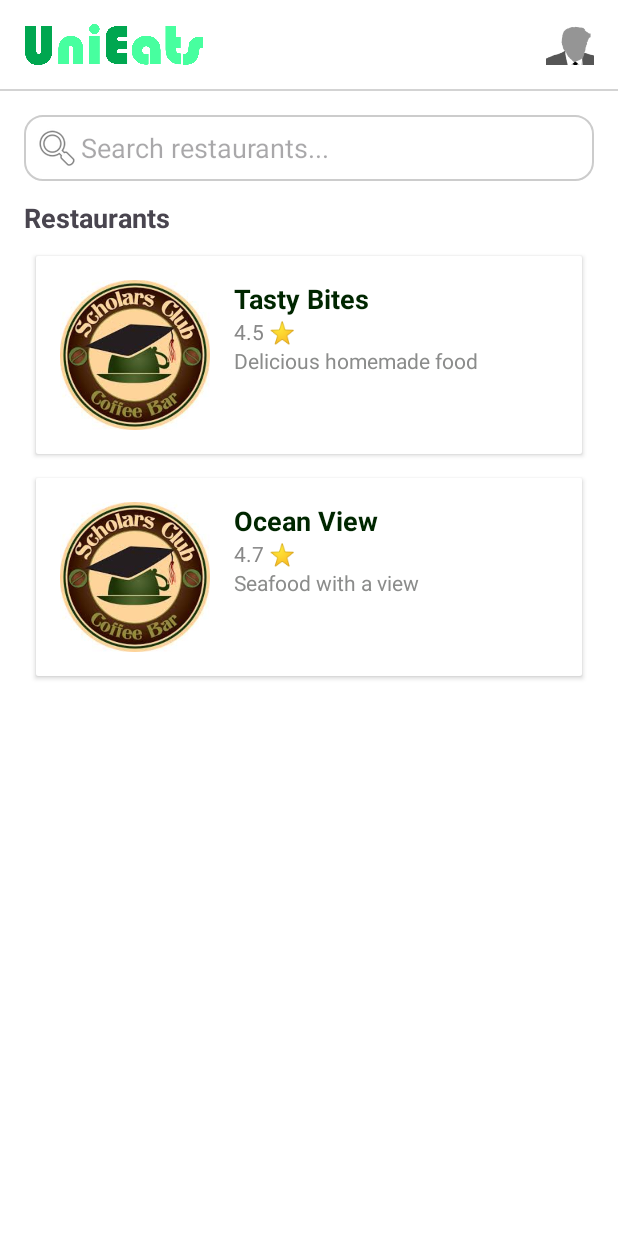
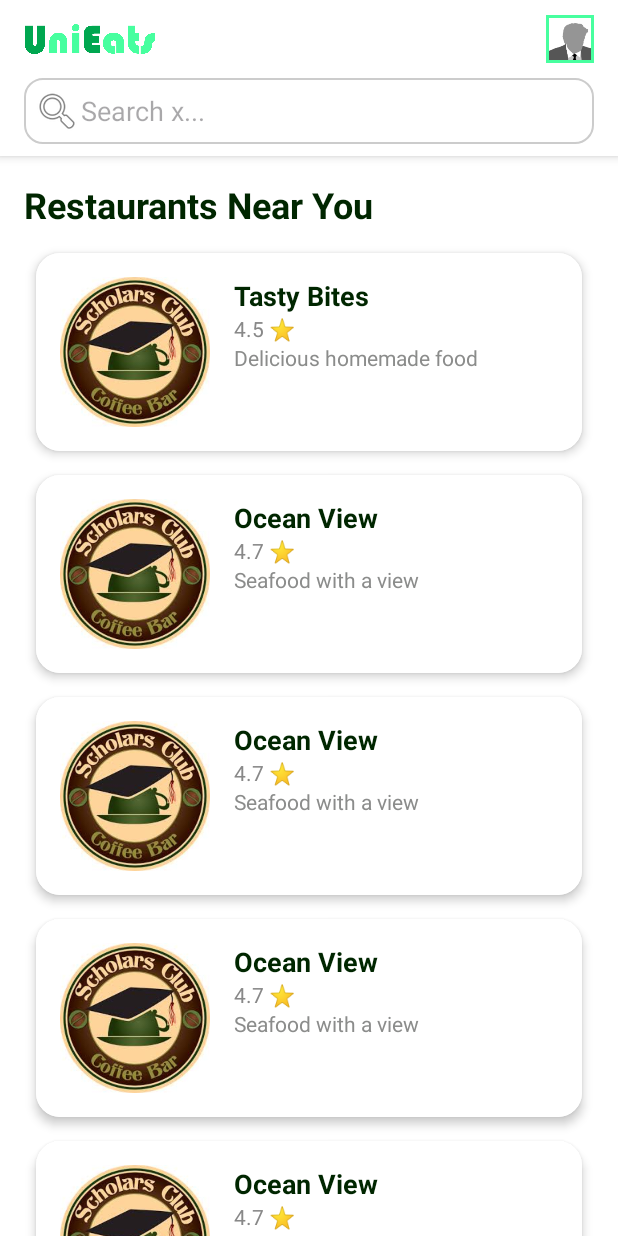
Before and after one commit to kylehellstrom-22343261/CS4084-Group_27, an Android app: the screen it shows after launch (MainActivity), on a phone screen of 412 x 824 dp. Run offline under Robolectric (Android 15) with nearby library versions, the light colour scheme and no system bars.

Commit message:
added profile and other small changes

```diff
--- a/app/src/main/AndroidManifest.xml
+++ b/app/src/main/AndroidManifest.xml
@@ -21,6 +21,10 @@
                 <category android:name="android.intent.category.LAUNCHER" />
             </intent-filter>
         </activity>
+        <activity
+            android:name=".view.activity.ProfileActivity"
+            android:exported="true"></activity>
+
     </application>
 
 </manifest>
--- a/app/src/main/java/com/example/unieats/controller/RestaurantController.java
+++ b/app/src/main/java/com/example/unieats/controller/RestaurantController.java
@@ -12,6 +12,9 @@ public class RestaurantController {
         List<Restaurant> list = new ArrayList<>();
         list.add(new Restaurant("Tasty Bites", "Delicious homemade food", 4.5, R.drawable.scholars_club));
         list.add(new Restaurant("Ocean View", "Seafood with a view", 4.7, R.drawable.scholars_club));
+        list.add(new Restaurant("Ocean View", "Seafood with a view", 4.7, R.drawable.scholars_club));
+        list.add(new Restaurant("Ocean View", "Seafood with a view", 4.7, R.drawable.scholars_club));
+        list.add(new Restaurant("Ocean View", "Seafood with a view", 4.7, R.drawable.scholars_club));
 
         return list;
     }
--- a/app/src/main/java/com/example/unieats/view/activity/MainActivity.java
+++ b/app/src/main/java/com/example/unieats/view/activity/MainActivity.java
@@ -1,11 +1,9 @@
 package com.example.unieats.view.activity;
 
-import android.os.Build;
+import android.content.Intent;
 import android.os.Bundle;
 import android.view.View;
-import android.widget.TextView;
-
-import androidx.activity.EdgeToEdge;
+import android.widget.ImageButton;
 import androidx.appcompat.app.AppCompatActivity;
 import androidx.core.graphics.Insets;
 import androidx.core.view.ViewCompat;
@@ -19,12 +17,14 @@ public class MainActivity extends AppCompatActivity {
     @Override
     protected void onCreate(Bundle savedInstanceState) {
         super.onCreate(savedInstanceState);
-        if (Build.VERSION.SDK_INT >= Build.VERSION_CODES.M) {
-            View decor = getWindow().getDecorView();
-            decor.setSystemUiVisibility(View.SYSTEM_UI_FLAG_LIGHT_STATUS_BAR);
-//            getWindow().setStatusBarColor(Color.WHITE); // Optional: Set status bar background to white
-        }
-//        EdgeToEdge.enable(this);
+
+
+
+
+        // Activity time bar colour
+        View decor = getWindow().getDecorView();
+        decor.setSystemUiVisibility(View.SYSTEM_UI_FLAG_LIGHT_STATUS_BAR);
+
         setContentView(R.layout.activity_main);
         ViewCompat.setOnApplyWindowInsetsListener(findViewById(R.id.fragment_container), (v, insets) -> {
             Insets systemBars = insets.getInsets(WindowInsetsCompat.Type.systemBars());
@@ -35,5 +35,19 @@ public class MainActivity extends AppCompatActivity {
         getSupportFragmentManager().beginTransaction()
                 .replace(R.id.fragment_container, new RestaurantFragment())
                 .commit();
+
+
+        // Find the profile button by ID
+        ImageButton profileButton = findViewById(R.id.profileButton);
+
+        // Set click listener for the profile button
+        profileButton.setOnClickListener(new View.OnClickListener() {
+            @Override
+            public void onClick(View v) {
+                // Start the ProfileActivity
+                Intent intent = new Intent(MainActivity.this, ProfileActivity.class);
+                startActivity(intent);
+            }
+        });
     }
 }
--- /dev/null
+++ b/app/src/main/java/com/example/unieats/view/activity/ProfileActivity.java
@@ -0,0 +1,21 @@
+package com.example.unieats.view.activity;
+
+import android.os.Bundle;
+import android.view.View;
+
+import androidx.appcompat.app.AppCompatActivity;
+
+import com.example.unieats.R;
+
+public class ProfileActivity extends AppCompatActivity {
+
+
+    @Override
+    protected void onCreate(Bundle savedInstanceState) {
+        super.onCreate(savedInstanceState);
+        // Activity time bar colour
+        View decor = getWindow().getDecorView();
+        decor.setSystemUiVisibility(View.SYSTEM_UI_FLAG_LIGHT_STATUS_BAR);
+        setContentView(R.layout.activity_profile); // Create the layout for your profile page
+    }
+}
--- a/app/src/main/java/com/example/unieats/view/adapter/RestaurantAdapter.java
+++ b/app/src/main/java/com/example/unieats/view/adapter/RestaurantAdapter.java
@@ -14,7 +14,10 @@ import com.example.unieats.model.Restaurant;
 
 import java.util.List;
 
-public class RestaurantAdapter extends RecyclerView.Adapter<RestaurantAdapter.ViewHolder> {
+public class RestaurantAdapter extends RecyclerView.Adapter<RecyclerView.ViewHolder> {
+
+    private static final int TYPE_HEADER = 0;
+    private static final int TYPE_RESTAURANT = 1;
 
     private final List<Restaurant> restaurantList;
     private final OnRestaurantClickListener listener;
@@ -23,14 +26,54 @@ public class RestaurantAdapter extends RecyclerView.Adapter<RestaurantAdapter.Vi
         this.restaurantList = restaurants;
         this.listener = listener;
     }
-    public interface OnRestaurantClickListener {
-        void onRestaurantClick(Restaurant restaurant);
+
+    @Override
+    public int getItemViewType(int position) {
+        return position == 0 ? TYPE_HEADER : TYPE_RESTAURANT;
     }
-    public static class ViewHolder extends RecyclerView.ViewHolder {
+
+    @Override
+    public int getItemCount() {
+        return restaurantList.size() + 1; // +1 for header
+    }
+
+    @NonNull
+    @Override
+    public RecyclerView.ViewHolder onCreateViewHolder(@NonNull ViewGroup parent, int viewType) {
+        if (viewType == TYPE_HEADER) {
+            View view = LayoutInflater.from(parent.getContext())
+                    .inflate(R.layout.item_restaurant_header, parent, false);
+            return new HeaderViewHolder(view);
+        } else {
+            View view = LayoutInflater.from(parent.getContext())
+                    .inflate(R.layout.item_restaurant, parent, false);
+            return new RestaurantViewHolder(view);
+        }
+    }
+
+    @Override
+    public void onBindViewHolder(@NonNull RecyclerView.ViewHolder holder, int position) {
+        if (holder instanceof RestaurantViewHolder) {
+            Restaurant restaurant = restaurantList.get(position - 1); // offset by 1
+            RestaurantViewHolder vh = (RestaurantViewHolder) holder;
+
+            vh.name.setText(restaurant.getBusinessName());
+            vh.description.setText(restaurant.getDescription());
+            vh.rating.setText(String.format("%.1f ⭐", restaurant.getRating()));
+            vh.image.setImageResource(restaurant.getImage());
+
+            vh.itemView.setOnClickListener(v -> {
+                if (listener != null) listener.onRestaurantClick(restaurant);
+            });
+        }
+    }
+
+    // --- ViewHolders ---
+    static class RestaurantViewHolder extends RecyclerView.ViewHolder {
         TextView name, description, rating;
         ImageView image;
 
-        public ViewHolder(View view) {
+        public RestaurantViewHolder(View view) {
             super(view);
             name = view.findViewById(R.id.restaurant_name);
             description = view.findViewById(R.id.restaurant_description);
@@ -39,32 +82,14 @@ public class RestaurantAdapter extends RecyclerView.Adapter<RestaurantAdapter.Vi
         }
     }
 
-    @NonNull
-    @Override
-    public RestaurantAdapter.ViewHolder onCreateViewHolder(@NonNull ViewGroup parent, int viewType) {
-        View view = LayoutInflater.from(parent.getContext())
-                .inflate(R.layout.item_restaurant, parent, false);
-        return new ViewHolder(view);
+    static class HeaderViewHolder extends RecyclerView.ViewHolder {
+        public HeaderViewHolder(View view) {
+            super(view);
+            // Can add logic here if you want the header to be dynamic
+        }
     }
 
-    @Override
-    public void onBindViewHolder(@NonNull RestaurantAdapter.ViewHolder holder, int position) {
-        Restaurant restaurant = restaurantList.get(position);
-        holder.name.setText(restaurant.getBusinessName());
-        holder.description.setText(restaurant.getDescription());
-        holder.rating.setText(String.format("%.1f ⭐", restaurant.getRating()));
-        holder.image.setImageResource(restaurant.getImage());
-
-        // listener to change fragment to menu
-        holder.itemView.setOnClickListener(view -> {
-            if (listener != null) {
-                listener.onRestaurantClick(restaurant);
-            }
-        });
-    }
-
-    @Override
-    public int getItemCount() {
-        return restaurantList.size();
+    public interface OnRestaurantClickListener {
+        void onRestaurantClick(Restaurant restaurant);
     }
 }
--- a/app/src/main/res/drawable/circle_border.xml
+++ /dev/null
@@ -1,8 +0,0 @@
-<?xml version="1.0" encoding="utf-8"?>
-<shape xmlns:android="http://schemas.android.com/apk/res/android"
-    android:shape="oval">
-    <solid android:color="@android:color/white" /> <!-- Background inside circle -->
-    <stroke
-        android:width="2dp"
-        android:color="#CCCCCC" /> <!-- Border color -->
-</shape>
--- a/app/src/main/res/layout/activity_main.xml
+++ b/app/src/main/res/layout/activity_main.xml
@@ -1,45 +1,74 @@
 <LinearLayout xmlns:android="http://schemas.android.com/apk/res/android"
-    android:orientation="vertical"
-    android:background="#FFFFFF"
     android:layout_width="match_parent"
     android:layout_height="match_parent"
-    >
+    android:background="#FFFFFF"
+    android:orientation="vertical">
 
-    <!-- Header: Logo & Profile -->
+
+    <!-- Header with shadow -->
+    <FrameLayout
+        android:layout_width="match_parent"
+        android:layout_height="wrap_content"
+        android:background="#FFFFFF"
+        android:elevation="4dp">
+
+        <!-- Make Vertical -->
+        <LinearLayout
+            android:layout_width="match_parent"
+            android:layout_height="match_parent"
+            android:orientation="vertical">
+            <!-- Logo and Dropdown -->
             <LinearLayout
                 android:layout_width="match_parent"
                 android:layout_height="wrap_content"
+                android:gravity="center_vertical"
                 android:orientation="horizontal"
-        android:gravity="center_vertical"
-        android:paddingVertical="16dp"
-        android:paddingHorizontal="16dp">
+                >
 
+                <!-- Logo -->
                 <ImageView
                     android:layout_width="120dp"
                     android:layout_height="wrap_content"
                     android:adjustViewBounds="true"
+                    android:contentDescription="@string/unieats_logo"
                     android:src="@drawable/unieats_logo"
-            android:contentDescription="UniEats Logo"/>
+                    android:padding="16dp" />
 
                 <View
                     android:layout_width="0dp"
                     android:layout_height="1dp"
                     android:layout_weight="1" />
 
-        <ImageView
+                <!-- Profile -->
+                <ImageButton
+                    android:id="@+id/profileButton"
                     android:layout_width="32dp"
-            android:layout_height="match_parent"
+                    android:layout_height="32dp"
                     android:src="@drawable/default_pfp"
-            android:scaleType="centerCrop" />
+                    android:contentDescription="profile"
+                    android:layout_gravity="center"
+                    android:layout_marginEnd="16dp"
+                    android:scaleType="fitCenter"
+                    android:background="@color/uelime"
+                    android:padding="2dp"
+                    />
+
             </LinearLayout>
 
-    <!-- Divider -->
-    <View
+            <!-- Search Bar -->
+            <EditText
+                android:id="@+id/searchBar"
                 android:layout_width="match_parent"
-        android:layout_height="1dp"
-        android:background="#D3D3D3"
-        android:layout_marginBottom="16dp"
-        />
+                android:layout_height="wrap_content"
+                android:layout_marginHorizontal="16dp"
+                android:layout_marginBottom="8dp"
+                android:background="@drawable/search_bar_bg"
+                android:drawableStart="@android:drawable/ic_menu_search"
+                android:hint="Search x..."
+                android:padding="6dp" />
+
+        </LinearLayout>
+    </FrameLayout>
 
     <!-- Fragment Container -->
         <FrameLayout
@@ -47,7 +76,5 @@
             android:layout_width="match_parent"
             android:layout_height="0dp"
             android:layout_weight="1"
-        android:paddingHorizontal="16dp"
-        />
-
+            android:paddingHorizontal="16dp" />
 </LinearLayout>
--- /dev/null
+++ b/app/src/main/res/layout/activity_profile.xml
@@ -0,0 +1,27 @@
+<LinearLayout xmlns:android="http://schemas.android.com/apk/res/android"
+    android:layout_width="match_parent"
+    android:layout_height="match_parent"
+    android:background="#FFFFFF"
+    android:orientation="vertical">
+
+
+    <!-- Header with shadow -->
+    <FrameLayout
+        android:layout_width="match_parent"
+        android:layout_height="wrap_content"
+        android:background="#FFFFFF"
+        android:elevation="4dp">
+
+        <!-- Logo -->
+        <ImageView
+            android:layout_width="120dp"
+            android:layout_height="wrap_content"
+            android:adjustViewBounds="true"
+            android:contentDescription="@string/unieats_logo"
+            android:src="@drawable/unieats_logo"
+            android:padding="16dp"/>
+
+    </FrameLayout>
+
+
+</LinearLayout>
--- a/app/src/main/res/layout/fragment_menu.xml
+++ b/app/src/main/res/layout/fragment_menu.xml
@@ -1,7 +1,6 @@
 <?xml version="1.0" encoding="utf-8"?>
 <LinearLayout xmlns:android="http://schemas.android.com/apk/res/android"
     android:orientation="vertical"
-    android:padding="16dp"
     android:layout_width="match_parent"
     android:layout_height="match_parent">
 
--- a/app/src/main/res/layout/fragment_restaurant.xml
+++ b/app/src/main/res/layout/fragment_restaurant.xml
@@ -2,33 +2,16 @@
 <LinearLayout xmlns:android="http://schemas.android.com/apk/res/android"
     android:orientation="vertical"
     android:layout_width="match_parent"
-    android:layout_height="match_parent">
+    android:layout_height="match_parent"
+    android:paddingTop="0dp">
 
-    <!-- Search Bar -->
-    <EditText
-        android:id="@+id/restaurantSearchBar"
-        android:layout_width="match_parent"
-        android:layout_height="wrap_content"
-        android:hint="Search restaurants..."
-        android:drawableStart="@android:drawable/ic_menu_search"
-        android:background="@drawable/search_bar_bg"
-        android:padding="6dp"
-        android:layout_marginBottom="12dp" />
-
-    <TextView
-        android:layout_width="match_parent"
-        android:layout_height="wrap_content"
-        android:text="Restaurants"
-        android:textSize="18sp"
-        android:textStyle="bold"
-        android:paddingBottom="5dp"
-        />
     <androidx.recyclerview.widget.RecyclerView xmlns:android="http://schemas.android.com/apk/res/android"
         android:id="@+id/restaurant_recycler_view"
         android:layout_width="match_parent"
         android:layout_height="0dp"
         android:layout_weight="1"
         android:clipToPadding="false"
+        android:overScrollMode="ifContentScrolls"
         />
 
 </LinearLayout>
--- a/app/src/main/res/layout/item_restaurant.xml
+++ b/app/src/main/res/layout/item_restaurant.xml
@@ -1,15 +1,19 @@
 <?xml version="1.0" encoding="utf-8"?>
-<androidx.cardview.widget.CardView xmlns:android="http://schemas.android.com/apk/res/android"
+<androidx.cardview.widget.CardView xmlns:android="http://schemas.android.com/apk/res/android" xmlns:card_view="http://schemas.android.com/apk/res-auto"
     android:layout_margin="8dp"
     android:layout_width="match_parent"
-    android:layout_height="wrap_content">
+    android:layout_height="wrap_content"
+    card_view:cardCornerRadius="16dp"
+    card_view:cardElevation="4dp"
+    >
 
     <LinearLayout
         android:orientation="horizontal"
         android:padding="16dp"
         android:background="#FFFFFF"
         android:layout_width="match_parent"
-        android:layout_height="wrap_content">
+        android:layout_height="wrap_content"
+        >
 
         <ImageView
             android:id="@+id/restaurant_image"
@@ -17,9 +21,7 @@
             android:layout_height="100dp"
             android:contentDescription="DescriptionNull"
             android:scaleType="centerCrop"
-
             />
-<!--        android:src="@drawable/placeholder"-->
 
         <LinearLayout
             android:orientation="vertical"
--- /dev/null
+++ b/app/src/main/res/layout/item_restaurant_header.xml
@@ -0,0 +1,12 @@
+<?xml version="1.0" encoding="utf-8"?>
+<!-- res/layout/item_header.xml -->
+<TextView xmlns:android="http://schemas.android.com/apk/res/android"
+    android:id="@+id/header_title"
+    android:layout_width="match_parent"
+    android:layout_height="wrap_content"
+    android:text="@string/restaurant_header"
+    android:textSize="24sp"
+    android:textStyle="bold"
+    android:textColor="#002600"
+    android:layout_marginTop="16dp"
+    android:paddingBottom="8dp"/>
--- a/app/src/main/res/values-night/themes.xml
+++ b/app/src/main/res/values-night/themes.xml
@@ -1,9 +1,10 @@
 <resources xmlns:tools="http://schemas.android.com/tools">
     <!-- Base application theme. -->
     <style name="Base.Theme.UniEats" parent="Theme.Material3.DayNight.NoActionBar">
-        <item name="colorPrimary">#FFFFFF</item>
-        <item name="colorOnPrimary">#000000</item>
-        <item name="android:windowBackground">#121212</item>
-        <item name="android:textColor">#000000</item>
+        <item name="colorPrimary">@color/white</item>
+        <item name="colorOnPrimary">@color/white</item>
+        <item name="android:windowBackground">@color/white</item>
+        <item name="android:textColor">@color/black</item>
+        <item name="android:navigationBarColor">@color/white</item>
     </style>
 </resources>
--- a/app/src/main/res/values/colors.xml
+++ b/app/src/main/res/values/colors.xml
@@ -2,4 +2,7 @@
 <resources>
     <color name="black">#FF000000</color>
     <color name="white">#FFFFFFFF</color>
+    <color name="grey">#FFD0D0FF</color>
+    <color name="uelime">#FF47FF9F</color>
+    <color name="uegreen">#FF00A750</color>
 </resources>
--- a/app/src/main/res/values/strings.xml
+++ b/app/src/main/res/values/strings.xml
@@ -1,3 +1,5 @@
 <resources>
     <string name="app_name">UniEats</string>
+    <string name="unieats_logo">UniEats Logo</string>
+    <string name="restaurant_header">Restaurants Near You</string>
 </resources>
--- a/app/src/main/res/values/themes.xml
+++ b/app/src/main/res/values/themes.xml
@@ -2,9 +2,10 @@
     <!-- Base application theme. -->
     <style name="Base.Theme.UniEats" parent="Theme.Material3.DayNight.NoActionBar">
 
-        <item name="colorPrimary">#FFFFFF</item>
-        <item name="colorOnPrimary">#000000</item>
-        <item name="android:windowBackground">#121212</item>
+        <item name="colorPrimary">@color/white</item>
+        <item name="colorOnPrimary">@color/black</item>
+        <item name="android:windowBackground">@color/black</item>
+        <item name="android:navigationBarColor">@color/white</item>
 
     </style>
 
```
Lines whose indentation alone changed are shown as unchanged.
